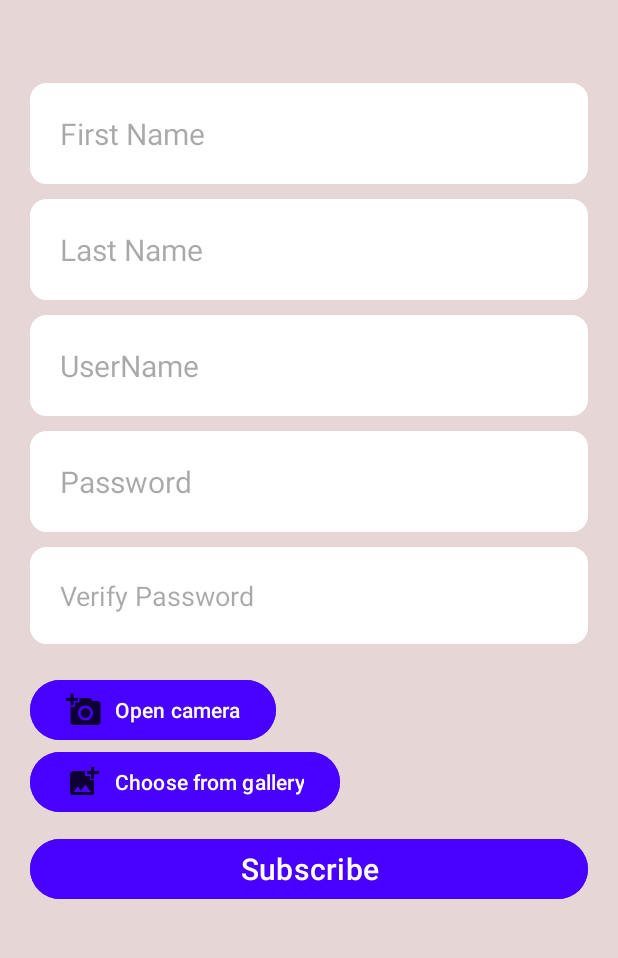
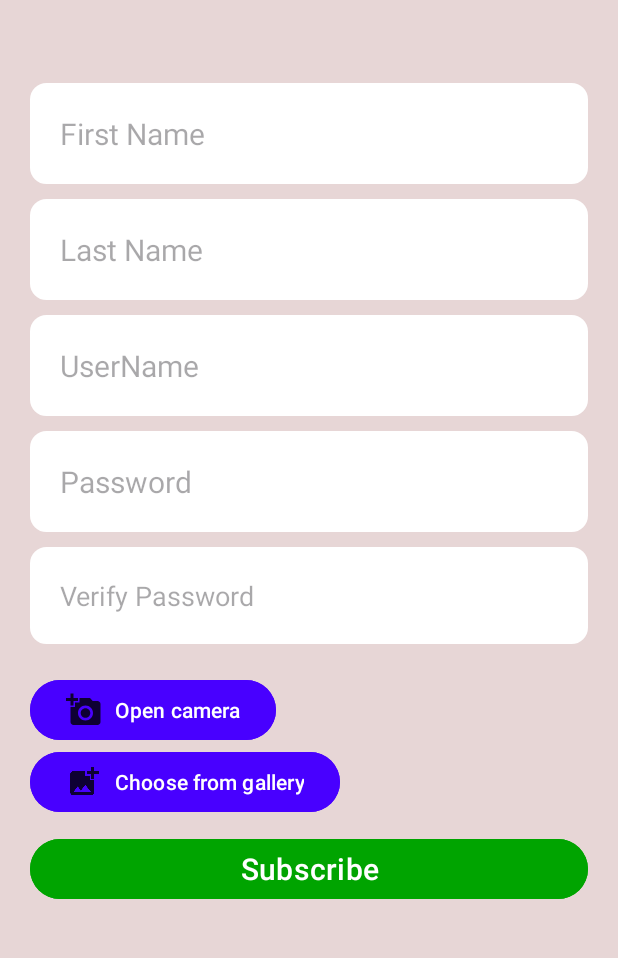
Before and after one commit to NoamLeabo/FaceBar_Android_Version, an Android app: the screen it shows after launch (SubscribeActivity), on a phone screen of 412 x 824 dp, the part 124-1082 px from its top. Run offline under Robolectric (Android 15) with nearby library versions, the phone set to English and light mode, and no system bars.

Commit message:
color green

```diff
--- a/app/src/main/res/layout/activity_subscribe.xml
+++ b/app/src/main/res/layout/activity_subscribe.xml
@@ -123,7 +123,7 @@
             android:backgroundTint="@color/blue"/>
         <Button
             android:layout_marginTop="10dp"
-            android:backgroundTint="@color/blue"
+            android:backgroundTint="#00A400"
             android:id="@+id/subscribeBtn"
             android:textSize="20sp"
             android:layout_width="match_parent"
```
